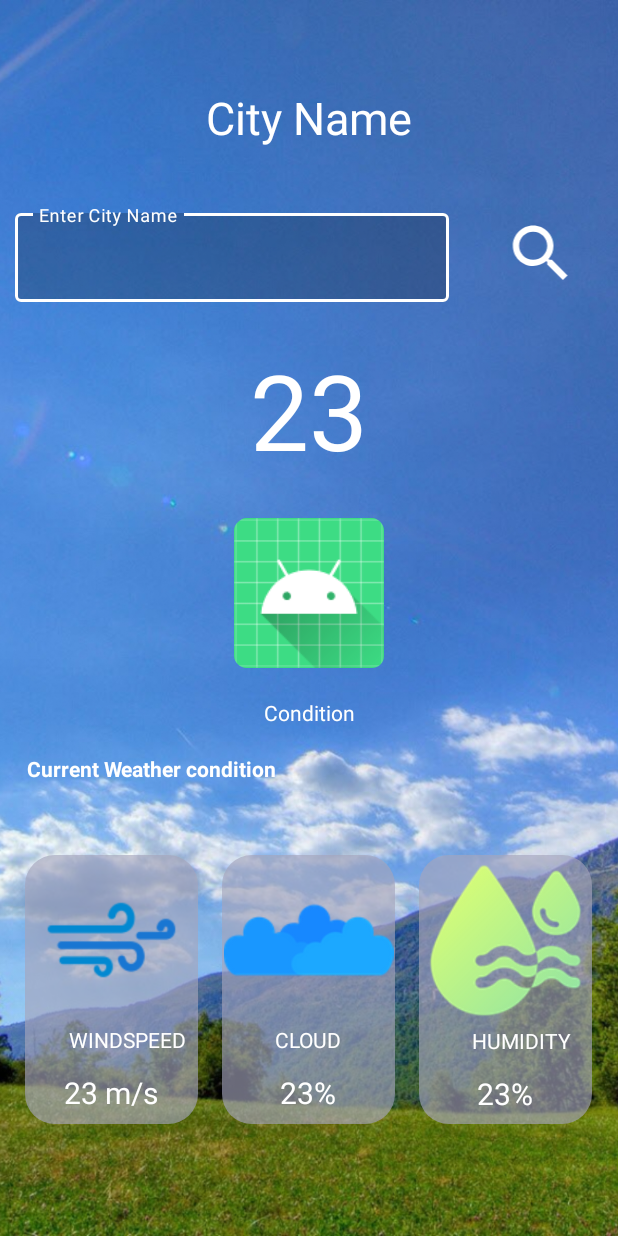
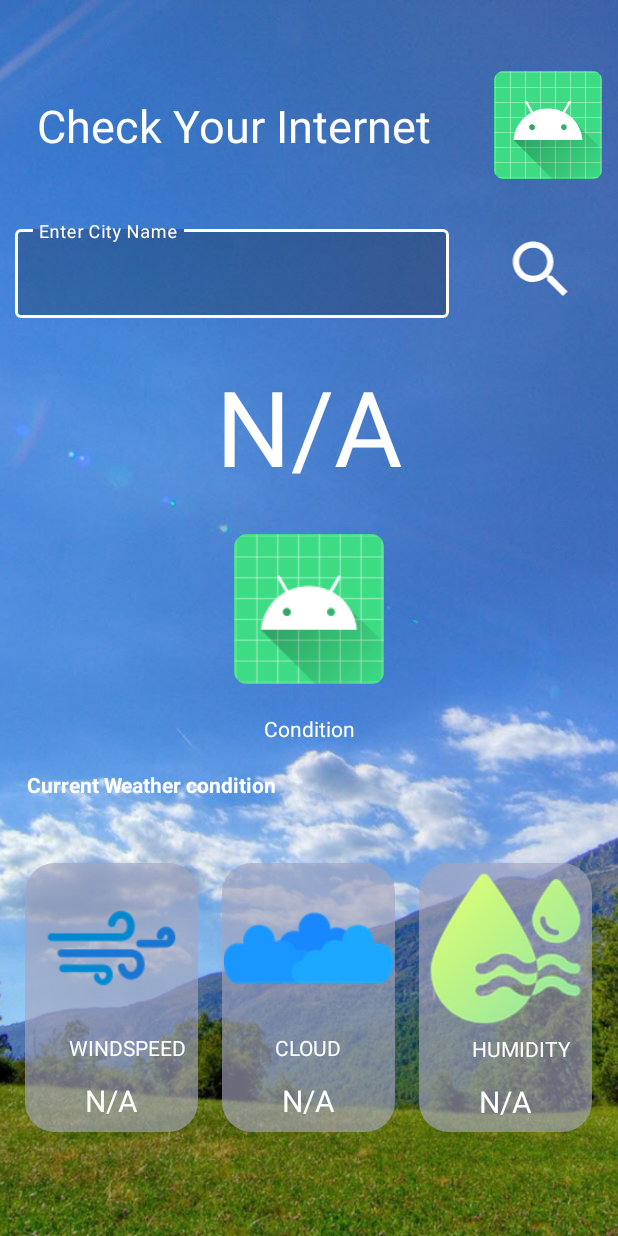
Before and after one commit to sangamprashant/Weather_App_android_studio, an Android app: the layout activity_main.xml on its own in the app's theme, with its tools: preview values and no code run, on a phone screen of 412 x 824 dp. Run offline under Robolectric (Android 15) with nearby library versions, the phone set to English and light mode, and no system bars; network calls fail.

Commit message:
4 commit

```diff
--- a/app/src/main/res/layout/activity_main.xml
+++ b/app/src/main/res/layout/activity_main.xml
@@ -26,23 +26,38 @@
             android:scaleType="centerCrop"
             android:src="@drawable/day" />
 
-        <TextView
-            android:id="@+id/idTVCityName"
+        <LinearLayout
+            android:id="@+id/idCityNameAndFlag"
             android:layout_width="match_parent"
-            android:layout_height="wrap_content"
+            android:layout_height="107dp"
             android:layout_marginTop="30dp"
-            android:gravity="center"
-            android:padding="28dp"
-            android:text="City Name"
-            android:textAlignment="center"
-            android:textColor="@color/white"
-            android:textSize="30dp" />
+            android:gravity="center">
+
+            <TextView
+                android:id="@+id/idTVCityName"
+                android:layout_width="wrap_content"
+                android:layout_height="wrap_content"
+                android:text="Check Your Internet"
+                android:padding="28dp"
+                android:gravity="end"
+                android:textAlignment="viewEnd"
+                android:textColor="@color/white"
+                android:textSize="30dp" />
+
+
+            <ImageView
+                android:id="@+id/idIVFlag"
+                android:layout_width="101dp"
+                android:layout_height="wrap_content"
+
+                android:src="@mipmap/ic_launcher" />
+        </LinearLayout>
 
         <LinearLayout
             android:id="@+id/idLLEdt"
             android:layout_width="match_parent"
             android:layout_height="wrap_content"
-            android:layout_below="@+id/idTVCityName"
+            android:layout_below="@+id/idCityNameAndFlag"
             android:orientation="horizontal"
             android:weightSum="5">
             <com.google.android.material.textfield.TextInputLayout
@@ -99,7 +114,7 @@
             android:layout_marginBottom="10dp"
             android:gravity="center_horizontal"
             android:padding="5dp"
-            android:text="23"
+            android:text="N/A"
             android:textColor="@color/white"
             android:textSize="70dp" />
 
@@ -190,7 +205,7 @@ android:src="@mipmap/ic_launcher"
 
                     android:layout_below="@id/idTVWindText"
                     android:gravity="center_horizontal"
-                    android:text="23 m/s"
+                    android:text="N/A"
                     android:textSize="20dp"
                     android:textAlignment="center"
                     android:textColor="@color/white" />
@@ -243,7 +258,7 @@ android:src="@mipmap/ic_launcher"
 
                     android:layout_below="@id/idTVCloudText"
                     android:gravity="center_horizontal"
-                    android:text="23%"
+                    android:text="N/A"
                     android:textAlignment="center"
                     android:textSize="20dp"
                     android:textColor="@color/white" />
@@ -293,7 +308,7 @@ android:src="@mipmap/ic_launcher"
 
                     android:layout_below="@id/idTVHumidText"
                     android:gravity="center_horizontal"
-                    android:text="23%"
+                    android:text="N/A"
                     android:textAlignment="center"
                     android:textSize="20dp"
                     android:textColor="@color/white" />
```
Also changed, not shown: app/src/main/java/com/sangamprashant/weatherapp/MainActivity.java (+85 -9 lines), app/src/main/res/drawable/clouds.jpg (added), app/src/main/res/drawable/cloudsnight.jpg (added), app/src/main/res/drawable/haze.jpg (added), app/src/main/res/drawable/hazenight.jpg (added), app/src/main/res/drawable/night.jpg, app/src/main/res/drawable/nigth2.jpg (added), app/src/main/res/drawable/rainclearday.jpg (added), app/src/main/res/drawable/rainclearnight.jpg (added), app/src/main/res/drawable/rainday.jpg (added), app/src/main/res/drawable/rainnight.jpg (added), app/src/main/res/drawable/sunny.jpg (added), app/src/main/res/drawable/thunderday.jpg (added), app/src/main/res/drawable/thundernight.jpg (added).
